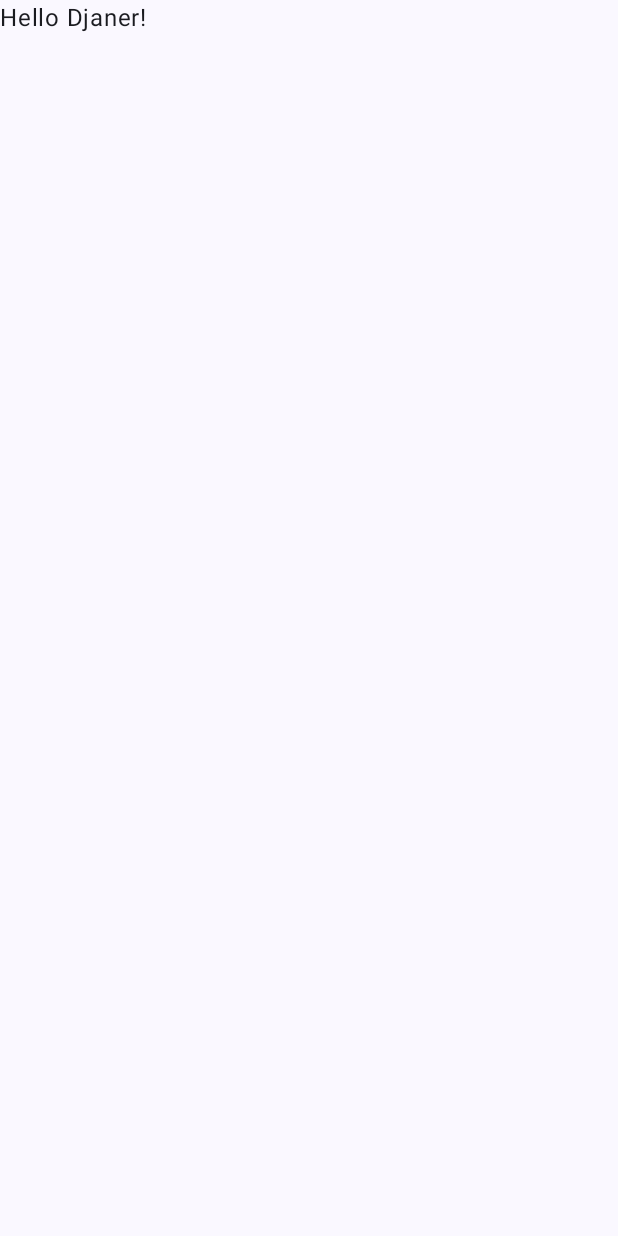
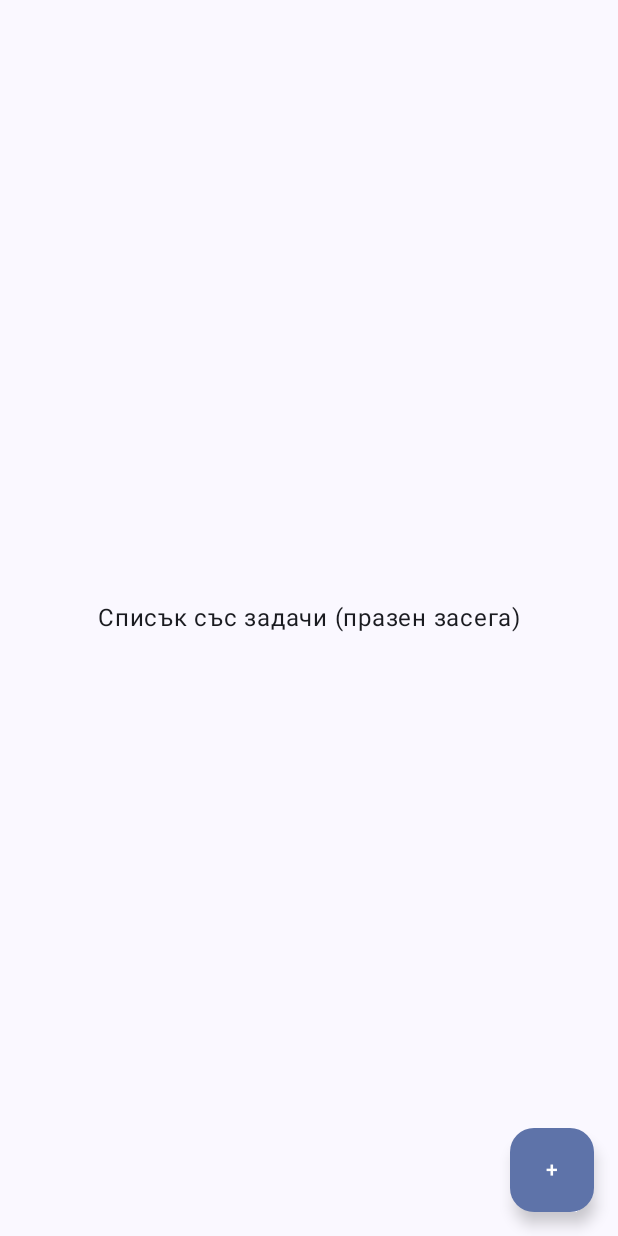
Before and after one commit to djanerch/MobileApps2025-2301321033, an Android app built with Jetpack Compose: the screen it shows after launch (MainActivity), on a phone screen of 412 x 824 dp. Before the commit the screen is almost empty. Run offline under Robolectric (Android 15) with nearby library versions, the phone set to English and light mode, and no system bars.

```diff
--- a/app/build.gradle.kts
+++ b/app/build.gradle.kts
@@ -2,6 +2,7 @@ plugins {
     alias(libs.plugins.android.application)
     alias(libs.plugins.kotlin.android)
     alias(libs.plugins.kotlin.compose)
+    kotlin("kapt")
 }
 
 android {
@@ -56,4 +57,8 @@ dependencies {
     androidTestImplementation(libs.androidx.compose.ui.test.junit4)
     debugImplementation(libs.androidx.compose.ui.tooling)
     debugImplementation(libs.androidx.compose.ui.test.manifest)
+    implementation("androidx.navigation:navigation-compose:2.7.7")
+    implementation("androidx.room:room-runtime:2.6.1")
+    kapt("androidx.room:room-compiler:2.6.1")
+    implementation("androidx.room:room-ktx:2.6.1")
 }
--- a/app/src/main/java/com/example/todolist/MainActivity.kt
+++ b/app/src/main/java/com/example/todolist/MainActivity.kt
@@ -4,13 +4,6 @@ import android.os.Bundle
 import androidx.activity.ComponentActivity
 import androidx.activity.compose.setContent
 import androidx.activity.enableEdgeToEdge
-import androidx.compose.foundation.layout.fillMaxSize
-import androidx.compose.foundation.layout.padding
-import androidx.compose.material3.Scaffold
-import androidx.compose.material3.Text
-import androidx.compose.runtime.Composable
-import androidx.compose.ui.Modifier
-import androidx.compose.ui.tooling.preview.Preview
 import com.example.todolist.ui.theme.ToDoListTheme
 
 class MainActivity : ComponentActivity() {
@@ -19,29 +12,9 @@ class MainActivity : ComponentActivity() {
         enableEdgeToEdge()
         setContent {
             ToDoListTheme {
-                Scaffold(modifier = Modifier.fillMaxSize()) { innerPadding ->
-                    Greeting(
-                        name = "Djaner",
-                        modifier = Modifier.padding(innerPadding)
-                    )
-                }
+                // Стартираме навигацията с двата екрана
+                ToDoNavGraph()
             }
         }
     }
 }
-
-@Composable
-fun Greeting(name: String, modifier: Modifier = Modifier) {
-    Text(
-        text = "Hello $name!",
-        modifier = modifier
-    )
-}
-
-@Preview(showBackground = true)
-@Composable
-fun GreetingPreview() {
-    ToDoListTheme {
-        Greeting("Android")
-    }
-}
--- /dev/null
+++ b/app/src/main/java/com/example/todolist/NavGraph.kt
@@ -0,0 +1,26 @@
+package com.example.todolist
+
+import androidx.compose.runtime.Composable
+import androidx.navigation.NavHostController
+import androidx.navigation.compose.NavHost
+import androidx.navigation.compose.composable
+import androidx.navigation.compose.rememberNavController
+
+@Composable
+fun ToDoNavGraph() {
+    val navController = rememberNavController()
+
+    NavHost(
+        navController = navController,
+        startDestination = "task_list"
+    ) {
+        composable("task_list") {
+            TaskListScreen(onAddClick = {
+                navController.navigate("add_task")
+            })
+        }
+        composable("add_task") {
+            AddTaskScreen(onBack = { navController.popBackStack() })
+        }
+    }
+}
--- /dev/null
+++ b/app/src/main/java/com/example/todolist/TaskListScreen.kt
@@ -0,0 +1,28 @@
+package com.example.todolist
+
+import androidx.compose.foundation.layout.*
+import androidx.compose.material3.*
+import androidx.compose.runtime.Composable
+import androidx.compose.ui.Alignment
+import androidx.compose.ui.Modifier
+import androidx.compose.ui.unit.dp
+
+@Composable
+fun TaskListScreen(onAddClick: () -> Unit) {
+    Scaffold(
+        floatingActionButton = {
+            FloatingActionButton(onClick = onAddClick) {
+                Text("+")
+            }
+        }
+    ) { padding ->
+        Box(
+            modifier = Modifier
+                .fillMaxSize()
+                .padding(padding),
+            contentAlignment = Alignment.Center
+        ) {
+            Text("Списък със задачи (празен засега)")
+        }
+    }
+}
```
Also changed, not shown: app/src/main/java/com/example/todolist/AddTaskScreen.kt (added, +42 -0 lines), app/src/main/java/com/example/todolist/data/AppDatabase.kt (added, +28 -0 lines), app/src/main/java/com/example/todolist/data/Task.kt (added, +11 -0 lines), app/src/main/java/com/example/todolist/data/TaskDao.kt (added, +14 -0 lines), build.gradle.kts (line endings or trailing spaces).
